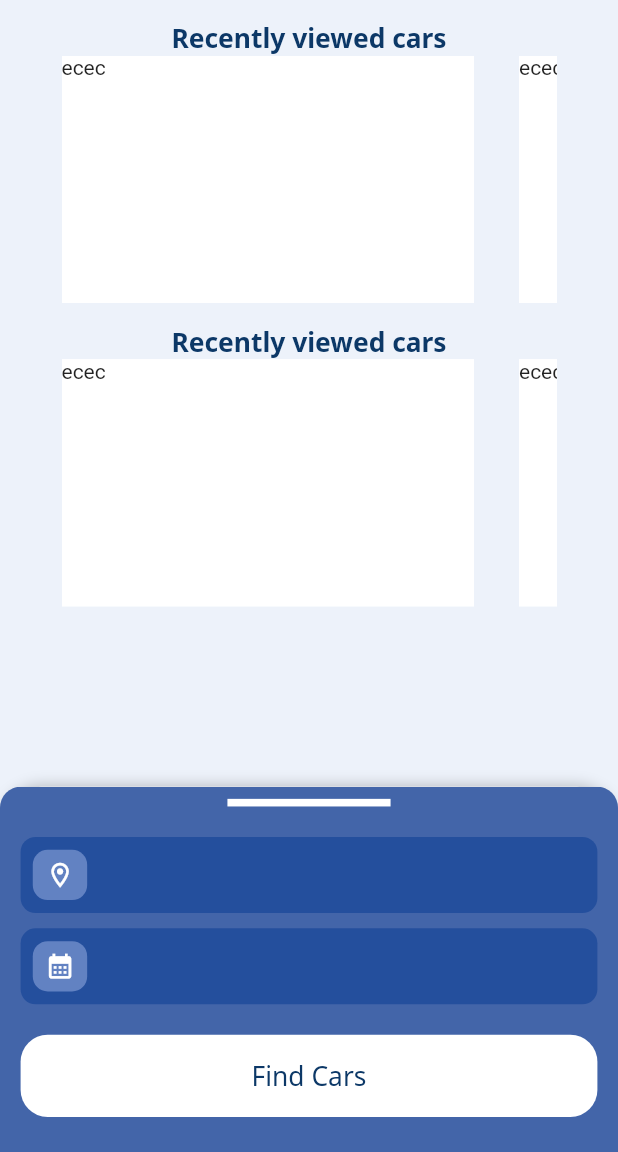
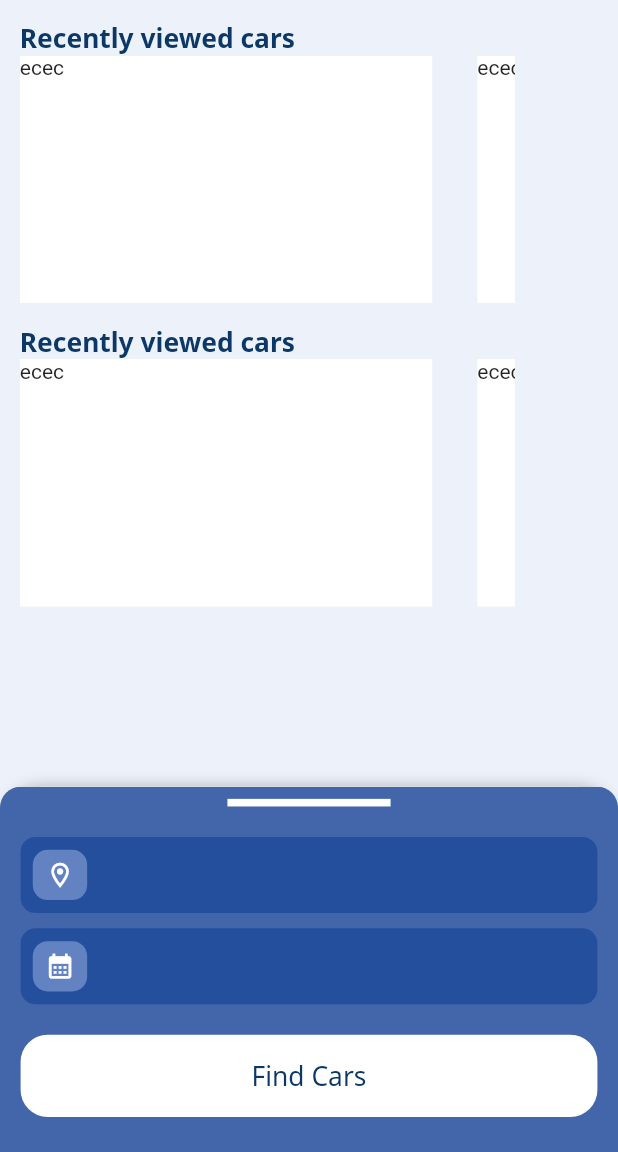
Before and after one commit to AnkitBhatt11/zeta, a Flutter app: the HoemScreen screen opened directly, on a phone screen of 412 x 824 dp, the part 84-1236 px from its top. Run offline on Flutter 3.47's test engine with Material 2 defaults, Android fonts, the phone set to English and light mode, and no system bars; drawn by our look-alikes of sliding_up_panel; our stand-ins replace dio, google_fonts, google_maps_flutter, intl_phone_number_input, location, pinput and 1 more; missing offline and left inert: libphonenumber_web, location_web, time_range.

Commit message:
Add files via upload

```diff
--- a/lib/screens/home_screen.dart
+++ b/lib/screens/home_screen.dart
@@ -5,7 +5,9 @@ import 'package:google_fonts/google_fonts.dart';
 import 'package:google_maps_flutter/google_maps_flutter.dart';
 import 'package:sliding_up_panel/sliding_up_panel.dart';
 import 'package:syncfusion_flutter_datepicker/datepicker.dart';
+import 'package:time_range/time_range.dart';
 import 'package:zeta/main.dart';
+import 'package:zeta/themes/color.dart';
 import 'package:zeta/themes/color.dart';
 
 class HoemScreen extends StatefulWidget {
@@ -20,6 +22,13 @@ class _HoemScreenState extends State<HoemScreen> {
   bool islo = false;
 
   DateTime dt = DateTime.now();
+  late TimeOfDay pickup, drop;
+
+  @override
+  void initState() {
+    super.initState();
+  }
+
   @override
   Widget build(BuildContext context) {
     const double kDesignWidth = 375;
@@ -58,7 +67,7 @@ class _HoemScreenState extends State<HoemScreen> {
       body: SlidingUpPanel(
         body: body(),
         panelSnapping: true,
-        maxHeight: 758 * _heightScale,
+        maxHeight: 703 * _heightScale,
         minHeight: 240 * _heightScale,
         borderRadius: BorderRadius.only(
           topLeft: Radius.circular(_widthScale * 25),
@@ -77,6 +86,7 @@ class _HoemScreenState extends State<HoemScreen> {
     double _heightScale = MediaQuery.of(context).size.height / kDesignHeight;
     return SingleChildScrollView(
       child: Column(
+        crossAxisAlignment: CrossAxisAlignment.start,
         children: [
           SizedBox(height: 13 * _heightScale),
           Padding(
@@ -345,7 +355,7 @@ class _HoemScreenState extends State<HoemScreen> {
 
   panel() {
     const double kDesignWidth = 375;
-    const double kDesignHeight = 812;
+    const double kDesignHeight = 758;
     double _widthScale = MediaQuery.of(context).size.width / kDesignWidth;
     double _heightScale = MediaQuery.of(context).size.height / kDesignHeight;
     return Container(
@@ -517,16 +527,91 @@ class _HoemScreenState extends State<HoemScreen> {
                 height: 316 * _heightScale,
                 child: SfDateRangePicker(
                   view: DateRangePickerView.month,
+                  headerStyle: DateRangePickerHeaderStyle(
+                    textStyle: TextStyle(
+                      color: Colors.white
+                    )
+                  ),
+                  monthCellStyle: DateRangePickerMonthCellStyle(
+                    weekendTextStyle: TextStyle(
+                      color: Colors.white,
+                        fontSize: 16.0,
+                        fontWeight: FontWeight.w500
+                    ),
+                    textStyle: TextStyle(
+                      color: Colors.white,
+                        fontSize: 16.0,
+                        fontWeight: FontWeight.w500
+                    )
+                  ),
                   monthViewSettings: DateRangePickerMonthViewSettings(
                     firstDayOfWeek: 1,
                   ),
                   todayHighlightColor: Colors.white,
+                  selectionMode: DateRangePickerSelectionMode.extendableRange,
+                  rangeSelectionColor: Color(0xff91AFE5),
+                  rangeTextStyle: TextStyle(
+                    color: Colors.white,
+                    fontSize: 16.0,
+                    fontWeight: FontWeight.w500
+                  ),
+                  startRangeSelectionColor: Color(0xff244F9D),
+                  endRangeSelectionColor: Color(0xff244F9D),
+                  enablePastDates: false,
                 ),
               ),
+              TimeRange(
+                fromTitle: Text('From', style: TextStyle(fontSize: 18, color: Colors.white),),
+                toTitle: Text('To', style: TextStyle(fontSize: 18, color: Colors.white),),
+                titlePadding: 20,
+                textStyle: TextStyle(fontWeight: FontWeight.normal, color: Colors.white),
+                activeTextStyle: TextStyle(fontWeight: FontWeight.bold, color: blue22),
+                backgroundColor: Colors.transparent,
+                activeBackgroundColor: white,
+                firstTime: TimeOfDay(hour: 09, minute: 00),
+                lastTime: TimeOfDay(hour: 22, minute: 00),
+                timeStep: 30,
+                timeBlock: 30,
+                onRangeCompleted: (range) {
+                  setState(() {
+                    pickup = range!.start;
+                    drop = range.end;
+                    print(pickup.toString() + drop.toString());
+                  });
+                },
+              ),
+              SizedBox(
+                height: 14 * _heightScale,
+              ),
+              Container(
+                height: 54 * _heightScale,
+                width: 350 * _widthScale,
+                child: ElevatedButton(
+                  onPressed: () {},
+                  style: ElevatedButton.styleFrom(
+                    primary: Colors.white,
+                    shape: new RoundedRectangleBorder(
+                      borderRadius:
+                      new BorderRadius.circular(_widthScale * 10.0),
+                    ),
+                  ),
+                  child: Text('Find Cars',
+                    style: GoogleFonts.notoSans(
+                      textStyle: TextStyle(
+                        color: Color(0xff0C3867),
+                          fontSize: _widthScale * 16,
+                      ),
+                  ),
+                ),
+              ),
+              ),
+              SizedBox(
+                height: 23 * _heightScale,
+              )
             ],
           ),
         ),
-        height: 758 * _heightScale,
+        height: 812 * _heightScale,
         width: 375 * _widthScale,
         decoration: BoxDecoration(
           color: Color(0xFF4365A9),
--- a/pubspec.yaml
+++ b/pubspec.yaml
@@ -48,6 +48,8 @@ dependencies:
 
   sliding_up_panel: ^2.0.0+1
   syncfusion_flutter_datepicker: ^19.4.54
+  time_range: ^1.0.2
+
 
 dev_dependencies:
   flutter_test:
```
